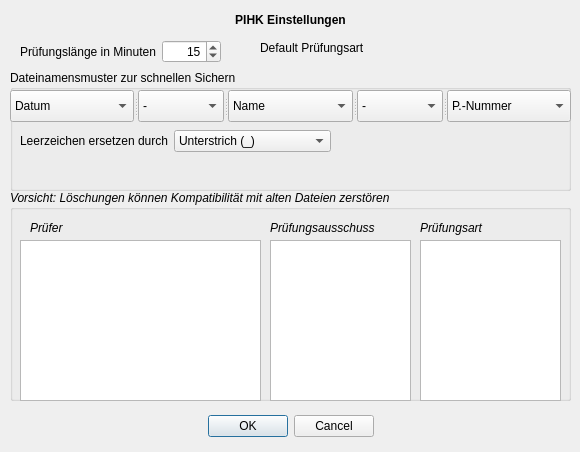
First picture: the form in preferences.ui, repository effzett/pihk, before the edit.
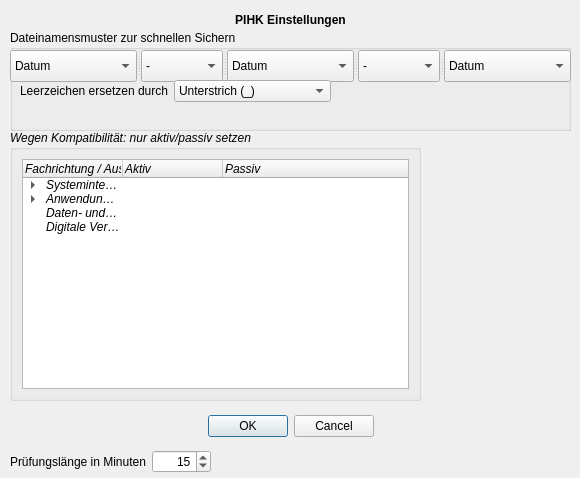
Second picture: the form after the edit.

Diff of the .ui file:
```diff
--- a/preferences.ui
+++ b/preferences.ui
@@ -7,7 +7,7 @@
     <x>0</x>
     <y>0</y>
     <width>580</width>
-    <height>452</height>
+    <height>478</height>
    </rect>
   </property>
   <property name="windowTitle">
@@ -54,26 +54,13 @@
     <set>Qt::AlignCenter</set>
    </property>
   </widget>
-  <widget class="QLabel" name="label_4">
-   <property name="geometry">
-    <rect>
-     <x>260</x>
-     <y>40</y>
-     <width>131</width>
-     <height>16</height>
-    </rect>
-   </property>
-   <property name="text">
-    <string>Default Prüfungsart</string>
-   </property>
-  </widget>
   <widget class="QGroupBox" name="groupBox">
    <property name="geometry">
     <rect>
      <x>10</x>
-     <y>70</y>
+     <y>30</y>
      <width>561</width>
-     <height>121</height>
+     <height>101</height>
     </rect>
    </property>
    <property name="title">
@@ -109,7 +96,12 @@
      </item>
      <item>
       <property name="text">
-       <string>Prüfungsart</string>
+       <string>Fachrichtung</string>
+      </property>
+     </item>
+     <item>
+      <property name="text">
+       <string>Ausschuss</string>
       </property>
      </item>
      <item>
@@ -134,6 +126,11 @@
        <string>.</string>
       </property>
      </item>
+     <item>
+      <property name="text">
+       <string>_</string>
+      </property>
+     </item>
      <item>
       <property name="text">
        <string>&lt;leer&gt;</string>
@@ -141,26 +138,31 @@
      </item>
     </widget>
     <widget class="QComboBox" name="comboBoxD2">
-     <item>
-      <property name="text">
-       <string>Name</string>
-      </property>
-     </item>
-     <item>
-      <property name="text">
-       <string>Prüfungsart</string>
-      </property>
-     </item>
      <item>
       <property name="text">
        <string>Datum</string>
       </property>
      </item>
+     <item>
+      <property name="text">
+       <string>Name</string>
+      </property>
+     </item>
      <item>
       <property name="text">
        <string>P.Nummer</string>
       </property>
      </item>
+     <item>
+      <property name="text">
+       <string>Fachrichtung</string>
+      </property>
+     </item>
+     <item>
+      <property name="text">
+       <string>Ausschuss</string>
+      </property>
+     </item>
      <item>
       <property name="text">
        <string>&lt;leer&gt;</string>
@@ -183,6 +185,11 @@
        <string>.</string>
       </property>
      </item>
+     <item>
+      <property name="text">
+       <string>_</string>
+      </property>
+     </item>
      <item>
       <property name="text">
        <string>&lt;leer&gt;</string>
@@ -190,26 +197,31 @@
      </item>
     </widget>
     <widget class="QComboBox" name="comboBoxD3">
-     <item>
-      <property name="text">
-       <string>P.-Nummer</string>
-      </property>
-     </item>
-     <item>
-      <property name="text">
-       <string>Prüfungsart</string>
-      </property>
-     </item>
-     <item>
-      <property name="text">
-       <string>Name</string>
-      </property>
-     </item>
      <item>
       <property name="text">
        <string>Datum</string>
       </property>
      </item>
+     <item>
+      <property name="text">
+       <string>Name</string>
+      </property>
+     </item>
+     <item>
+      <property name="text">
+       <string>P.-Nummer</string>
+      </property>
+     </item>
+     <item>
+      <property name="text">
+       <string>Fachrichtung</string>
+      </property>
+     </item>
+     <item>
+      <property name="text">
+       <string>Ausschuss</string>
+      </property>
+     </item>
      <item>
       <property name="text">
        <string>&lt;leer&gt;</string>
@@ -217,18 +229,18 @@
      </item>
     </widget>
    </widget>
-   <widget class="QWidget" name="">
+   <widget class="QWidget" name="layoutWidget">
     <property name="geometry">
      <rect>
       <x>10</x>
-      <y>60</y>
+      <y>50</y>
       <width>311</width>
       <height>31</height>
      </rect>
     </property>
     <layout class="QFormLayout" name="formLayout_2">
      <item row="0" column="1">
-      <widget class="QComboBox" name="comboBox">
+      <widget class="QComboBox" name="comboBoxSpacher">
        <item>
         <property name="text">
          <string>Unterstrich (_)</string>
@@ -270,9 +282,9 @@
    <property name="geometry">
     <rect>
      <x>10</x>
-     <y>190</y>
-     <width>561</width>
-     <height>211</height>
+     <y>130</y>
+     <width>411</width>
+     <height>271</height>
     </rect>
    </property>
    <property name="font">
@@ -281,83 +293,129 @@
     </font>
    </property>
    <property name="title">
-    <string>Vorsicht: Löschungen können Kompatibilität mit alten Dateien zerstören</string>
+    <string>Wegen Kompatibilität: nur aktiv/passiv setzen</string>
    </property>
-   <widget class="QListWidget" name="listWidget">
-    <property name="geometry">
-     <rect>
-      <x>10</x>
-      <y>50</y>
-      <width>241</width>
-      <height>161</height>
-     </rect>
-    </property>
-   </widget>
-   <widget class="QLabel" name="label_3">
-    <property name="geometry">
-     <rect>
-      <x>20</x>
-      <y>30</y>
-      <width>60</width>
-      <height>16</height>
-     </rect>
-    </property>
-    <property name="text">
-     <string>Prüfer</string>
-    </property>
-   </widget>
-   <widget class="QLabel" name="label_6">
-    <property name="geometry">
-     <rect>
-      <x>260</x>
-      <y>30</y>
-      <width>131</width>
-      <height>16</height>
-     </rect>
-    </property>
-    <property name="text">
-     <string>Prüfungsausschuss</string>
-    </property>
-   </widget>
-   <widget class="QListWidget" name="listWidget_2">
-    <property name="geometry">
-     <rect>
-      <x>260</x>
-      <y>50</y>
-      <width>141</width>
-      <height>161</height>
-     </rect>
-    </property>
-   </widget>
-   <widget class="QLabel" name="label_7">
-    <property name="geometry">
-     <rect>
-      <x>410</x>
-      <y>30</y>
-      <width>131</width>
-      <height>16</height>
-     </rect>
-    </property>
-    <property name="text">
-     <string>Prüfungsart</string>
-    </property>
-   </widget>
-   <widget class="QListWidget" name="listWidget_3">
-    <property name="geometry">
-     <rect>
-      <x>410</x>
-      <y>50</y>
-      <width>141</width>
-      <height>161</height>
-     </rect>
-    </property>
-   </widget>
+   <layout class="QVBoxLayout" name="verticalLayout">
+    <item>
+     <widget class="QTreeWidget" name="treeWidget">
+      <column>
+       <property name="text">
+        <string>Fachrichtung / Ausschuss / Prüfer</string>
+       </property>
+      </column>
+      <column>
+       <property name="text">
+        <string>Aktiv</string>
+       </property>
+      </column>
+      <column>
+       <property name="text">
+        <string>Passiv</string>
+       </property>
+      </column>
+      <item>
+       <property name="text">
+        <string>Systemintegration</string>
+       </property>
+       <item>
+        <property name="text">
+         <string>FISI5</string>
+        </property>
+        <property name="flags">
+         <set>ItemIsSelectable|ItemIsEditable|ItemIsDragEnabled|ItemIsDropEnabled|ItemIsUserCheckable|ItemIsEnabled</set>
+        </property>
+        <item>
+         <property name="text">
+          <string>Frank Zimmermann</string>
+         </property>
+         <property name="flags">
+          <set>ItemIsSelectable|ItemIsEditable|ItemIsDragEnabled|ItemIsDropEnabled|ItemIsUserCheckable|ItemIsEnabled</set>
+         </property>
+        </item>
+        <item>
+         <property name="text">
+          <string>Joachim Kemmries</string>
+         </property>
+         <property name="flags">
+          <set>ItemIsSelectable|ItemIsEditable|ItemIsDragEnabled|ItemIsDropEnabled|ItemIsUserCheckable|ItemIsEnabled</set>
+         </property>
+        </item>
+        <item>
+         <property name="text">
+          <string>Laurents Schwartz</string>
+         </property>
+         <property name="flags">
+          <set>ItemIsSelectable|ItemIsEditable|ItemIsDragEnabled|ItemIsDropEnabled|ItemIsUserCheckable|ItemIsEnabled</set>
+         </property>
+        </item>
+        <item>
+         <property name="text">
+          <string>Frank Wolters</string>
+         </property>
+         <property name="flags">
+          <set>ItemIsSelectable|ItemIsEditable|ItemIsDragEnabled|ItemIsDropEnabled|ItemIsUserCheckable|ItemIsEnabled</set>
+         </property>
+        </item>
+        <item>
+         <property name="text">
+          <string>Fabian Beckmann</string>
+         </property>
+         <property name="flags">
+          <set>ItemIsSelectable|ItemIsEditable|ItemIsDragEnabled|ItemIsDropEnabled|ItemIsUserCheckable|ItemIsEnabled</set>
+         </property>
+        </item>
+        <item>
+         <property name="text">
+          <string>Klaus Nagel</string>
+         </property>
+         <property name="flags">
+          <set>ItemIsSelectable|ItemIsEditable|ItemIsDragEnabled|ItemIsDropEnabled|ItemIsUserCheckable|ItemIsEnabled</set>
+         </property>
+        </item>
+       </item>
+      </item>
+      <item>
+       <property name="text">
+        <string>Anwendungsentwicklung</string>
+       </property>
+       <item>
+        <property name="text">
+         <string>FIAE6</string>
+        </property>
+        <property name="flags">
+         <set>ItemIsSelectable|ItemIsEditable|ItemIsDragEnabled|ItemIsDropEnabled|ItemIsUserCheckable|ItemIsEnabled</set>
+        </property>
+        <item>
+         <property name="text">
+          <string>Prüfer 5</string>
+         </property>
+        </item>
+        <item>
+         <property name="text">
+          <string>Prüfer 6</string>
+         </property>
+        </item>
+       </item>
+      </item>
+      <item>
+       <property name="text">
+        <string>Daten- und Prozeßanalyse</string>
+       </property>
+      </item>
+      <item>
+       <property name="text">
+        <string>Digitale Vernetzung</string>
+       </property>
+      </item>
+     </widget>
+    </item>
+   </layout>
   </widget>
-  <widget class="QWidget" name="">
+  <widget class="QWidget" name="layoutWidget">
    <property name="geometry">
     <rect>
-     <x>20</x>
-     <y>40</y>
+     <x>10</x>
+     <y>450</y>
      <width>201</width>
      <height>23</height>
     </rect>
```
